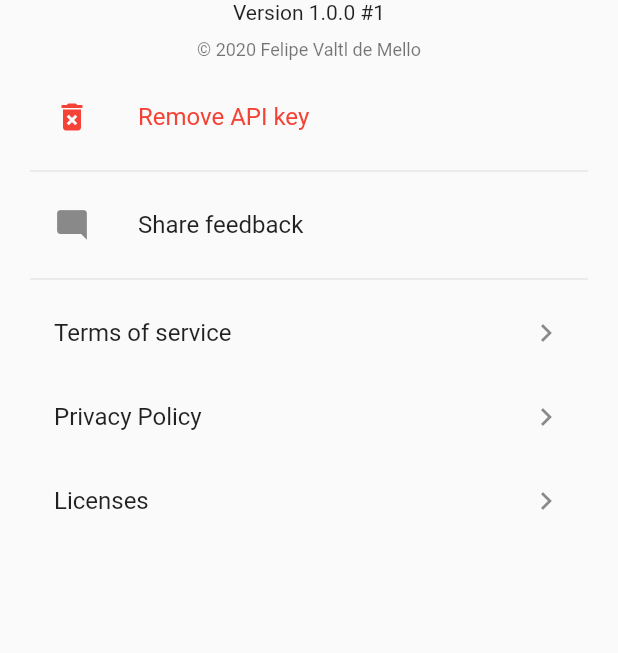
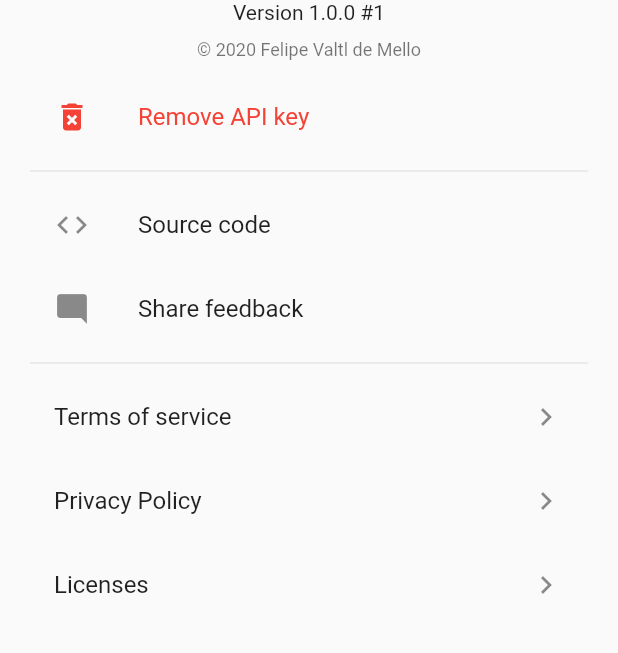
Before and after one commit to valtlfelipe/statuscenter, a Flutter app: the SettingsPage screen opened by its route, after a tap on "Terms of service", on a phone screen of 412 x 824 dp, the part 306-959 px from its top. Run offline on Flutter 3.47's test engine with Material 2 defaults, Android fonts, the phone set to English and light mode, and no system bars; our stand-ins replace flutter_datetime_picker, package_info, share, shared_preferences; accounts and stored records are empty.

Commit message:
Fix legals links and add source code link

```diff
--- a/lib/pages/settings.dart
+++ b/lib/pages/settings.dart
@@ -79,6 +79,14 @@ class _SettingsPageState extends State<SettingsPage> {
             ),
             Divider(),
             ListTile(
+              leading: Icon(Icons.code),
+              title: Text('Source code'),
+              onTap: () {
+                _launchURL(
+                    'https://github.com/valtlfelipe/statuscenter');
+              },
+            ),
+            ListTile(
               leading: Icon(Icons.mode_comment),
               title: Text('Share feedback'),
               onTap: () {
@@ -92,7 +100,7 @@ class _SettingsPageState extends State<SettingsPage> {
               trailing: Icon(Icons.chevron_right),
               onTap: () async {
                 _launchURL(
-                    'https://github.com/valtlfelipe/statuscenter/.legal/terms.md');
+                    'https://github.com/valtlfelipe/statuscenter/blob/master/.legal/terms.md');
               },
             ),
             ListTile(
@@ -100,7 +108,7 @@ class _SettingsPageState extends State<SettingsPage> {
               trailing: Icon(Icons.chevron_right),
               onTap: () {
                 _launchURL(
-                    'https://github.com/valtlfelipe/statuscenter/.legal/privacy-policy.md');
+                    'https://github.com/valtlfelipe/statuscenter/blob/master/.legal/privacy-policy.md');
               },
             ),
             ListTile(
```
